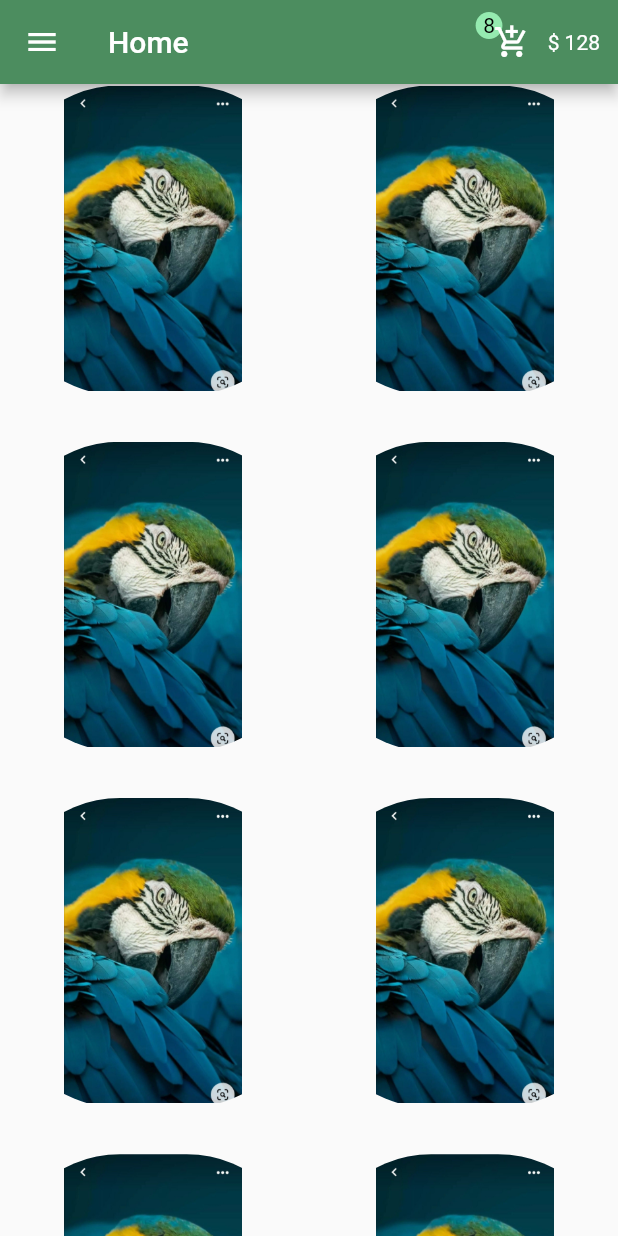
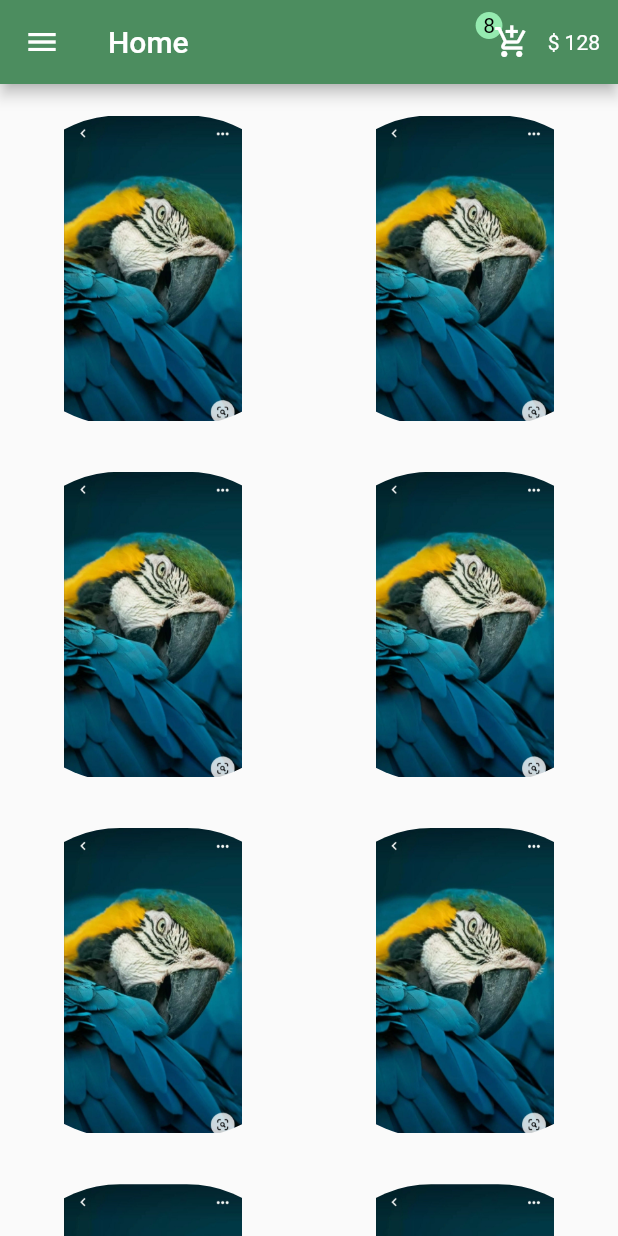
Before and after one commit to abdorady2022001/Electronic_shop, a Flutter app: the screen it shows after launch, on a phone screen of 412 x 824 dp. Run offline on Flutter 3.47's test engine with Material 2 defaults, Android fonts, the light colour scheme and no system bars.

Commit message:
Make a space at the top

```diff
--- a/lib/pages/home.dart
+++ b/lib/pages/home.dart
@@ -6,7 +6,9 @@ class Home extends StatelessWidget {
   @override
   Widget build(BuildContext context) {
     return Scaffold(
-      body: GridView.builder(
+      body: Padding(
+        padding: const EdgeInsets.only(top: 20),
+        child: GridView.builder(
             gridDelegate: SliverGridDelegateWithFixedCrossAxisCount(
                 crossAxisCount: 2,
                 childAspectRatio: 3 / 3,
@@ -27,6 +29,7 @@ class Home extends StatelessWidget {
                 ),
               ]));
             }),
+      ),
       drawer: Drawer(
           child: Column(
         mainAxisAlignment: MainAxisAlignment.spaceBetween,
```
Lines whose indentation alone changed are shown as unchanged.
